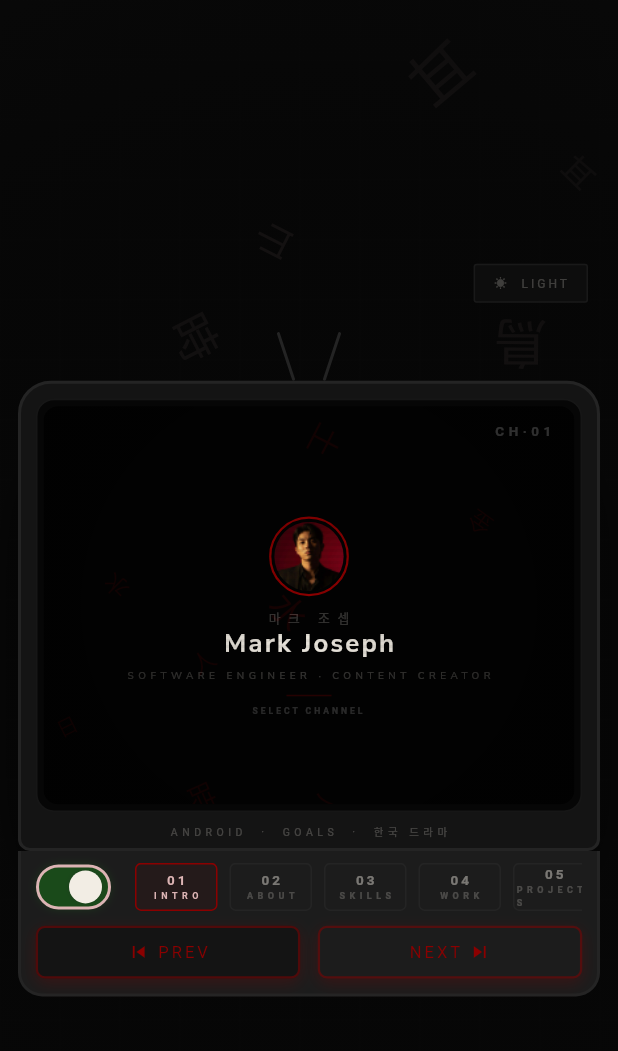
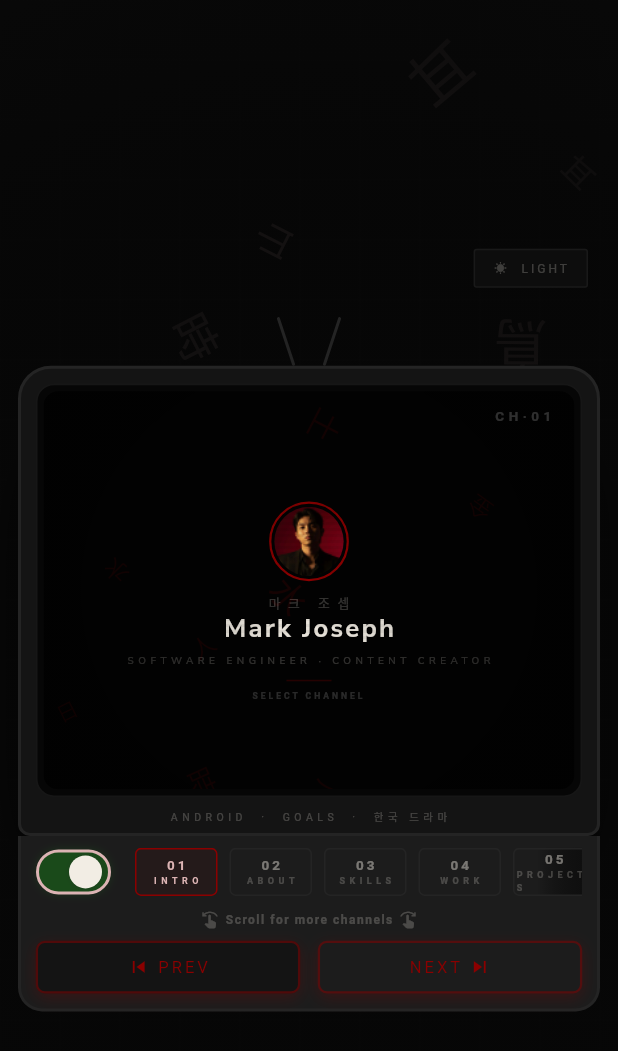
Before and after one commit to MarkJoseph1216/FlutterPorfolio, a Flutter app: the screen it shows after launch, on a phone screen of 412 x 824 dp. Shown: the top 1051 px of the screen. Run offline on Flutter 3.47's test engine with Material 3 defaults, Android fonts, the phone set to English and light mode, and no system bars; our stand-ins replace google_fonts; missing offline and left inert: dart:js; Roboto replaces fonts that are missing (Courier Prime).

Commit message:
added scroll indicator on the button channels when viewing it on mobile

```diff
--- a/lib/presentation/widgets/sections/mobile_controls.dart
+++ b/lib/presentation/widgets/sections/mobile_controls.dart
@@ -6,7 +6,7 @@ import '../common/power_button.dart';
 import '../common/channel_button.dart';
 import 'retro_mobile_button.dart';
 
-class MobileControls extends StatelessWidget {
+class MobileControls extends StatefulWidget {
   const MobileControls({
     super.key,
     required this.current,
@@ -23,35 +23,162 @@ class MobileControls extends StatelessWidget {
   final void Function(ChannelModel) onChannel;
 
   @override
+  State<MobileControls> createState() => _MobileControlsState();
+}
+
+class _MobileControlsState extends State<MobileControls> {
+  final ScrollController _scrollController = ScrollController();
+  bool _showLeftShadow = false;
+  bool _showRightShadow = true;
+
+  @override
+  void initState() {
+    super.initState();
+    _scrollController.addListener(_updateShadows);
+  }
+
+  @override
+  void dispose() {
+    _scrollController.removeListener(_updateShadows);
+    _scrollController.dispose();
+    super.dispose();
+  }
+
+  void _updateShadows() {
+    if (!mounted) return;
+    setState(() {
+      _showLeftShadow = _scrollController.hasClients && _scrollController.offset > 5;
+      _showRightShadow = _scrollController.hasClients &&
+          _scrollController.offset < _scrollController.position.maxScrollExtent - 5;
+    });
+  }
+
+  @override
   Widget build(BuildContext context) {
+    final colors = AppColors.of(context);
+
     return Column(
       children: [
         Row(
           children: [
-            PowerButton(on: powered, onTap: onPower),
+            PowerButton(on: widget.powered, onTap: widget.onPower),
             const SizedBox(width: 12),
             Expanded(
-              child: SingleChildScrollView(
+              child: Stack(
+                children: [
+                  if (_showLeftShadow)
+                    Positioned(
+                      left: 0,
+                      top: 0,
+                      bottom: 0,
+                      child: Container(
+                        width: 30,
+                        decoration: BoxDecoration(
+                          gradient: LinearGradient(
+                            begin: Alignment.centerLeft,
+                            end: Alignment.centerRight,
+                            colors: [
+                              colors.background.withOpacity(0.8),
+                              Colors.transparent,
+                            ],
+                          ),
+                        ),
+                      ),
+                    ),
+
+                  if (_showRightShadow)
+                    Positioned(
+                      right: 0,
+                      top: 0,
+                      bottom: 0,
+                      child: Container(
+                        width: 30,
+                        decoration: BoxDecoration(
+                          gradient: LinearGradient(
+                            begin: Alignment.centerRight,
+                            end: Alignment.centerLeft,
+                            colors: [
+                              colors.background.withOpacity(0.8),
+                              Colors.transparent,
+                            ],
+                          ),
+                        ),
+                      ),
+                    ),
+
+                  SingleChildScrollView(
+                    controller: _scrollController,
                     scrollDirection: Axis.horizontal,
                     physics: const BouncingScrollPhysics(),
                     child: Row(
-                  mainAxisAlignment: MainAxisAlignment.center,
                       children: ChannelModel.values.map((ch) => Padding(
                         padding: const EdgeInsets.symmetric(horizontal: 4),
-                    child: ChannelButton(channel: ch, active: current == ch && powered, onTap: () => onChannel(ch), isDesktop: false),
+                        child: ChannelButton(
+                          channel: ch,
+                          active: widget.current == ch && widget.powered,
+                          onTap: () => widget.onChannel(ch),
+                          isDesktop: false,
+                        ),
                       )).toList(),
-                ),
                     ),
                   ),
                 ],
               ),
+            ),
+          ],
+        ),
+
         const SizedBox(height: 10),
+
+        if (_showRightShadow || _showLeftShadow)
+          Padding(
+            padding: const EdgeInsets.only(bottom: 8),
+            child: Row(
+              mainAxisAlignment: MainAxisAlignment.center,
+              children: [
+                Icon(
+                  Icons.swipe_left,
+                  size: 12,
+                  color: colors.textMuted,
+                ),
+                const SizedBox(width: 4),
+                Text(
+                  'Scroll for more channels',
+                  style: AppFonts.tvChannel(
+                    color: colors.textMuted,
+                    size: 8,
+                    letterSpacing: 1,
+                  ),
+                ),
+                const SizedBox(width: 4),
+                Icon(
+                  Icons.swipe_right,
+                  size: 12,
+                  color: colors.textMuted,
+                ),
+              ],
+            ),
+          ),
+
+        // Prev/Next row
         Row(
           mainAxisAlignment: MainAxisAlignment.center,
           children: [
-            Expanded(child: RetroMobileButton(label: 'PREV', onTap: onPrev, isLeft: true)),
+            Expanded(
+              child: RetroMobileButton(
+                label: 'PREV',
+                onTap: widget.onPrev,
+                isLeft: true,
+              ),
+            ),
             const SizedBox(width: 12),
-            Expanded(child: RetroMobileButton(label: 'NEXT', onTap: onNext, isLeft: false)),
+            Expanded(
+              child: RetroMobileButton(
+                label: 'NEXT',
+                onTap: widget.onNext,
+                isLeft: false,
+              ),
+            ),
           ],
         ),
       ],
```
Lines whose indentation alone changed are shown as unchanged.
